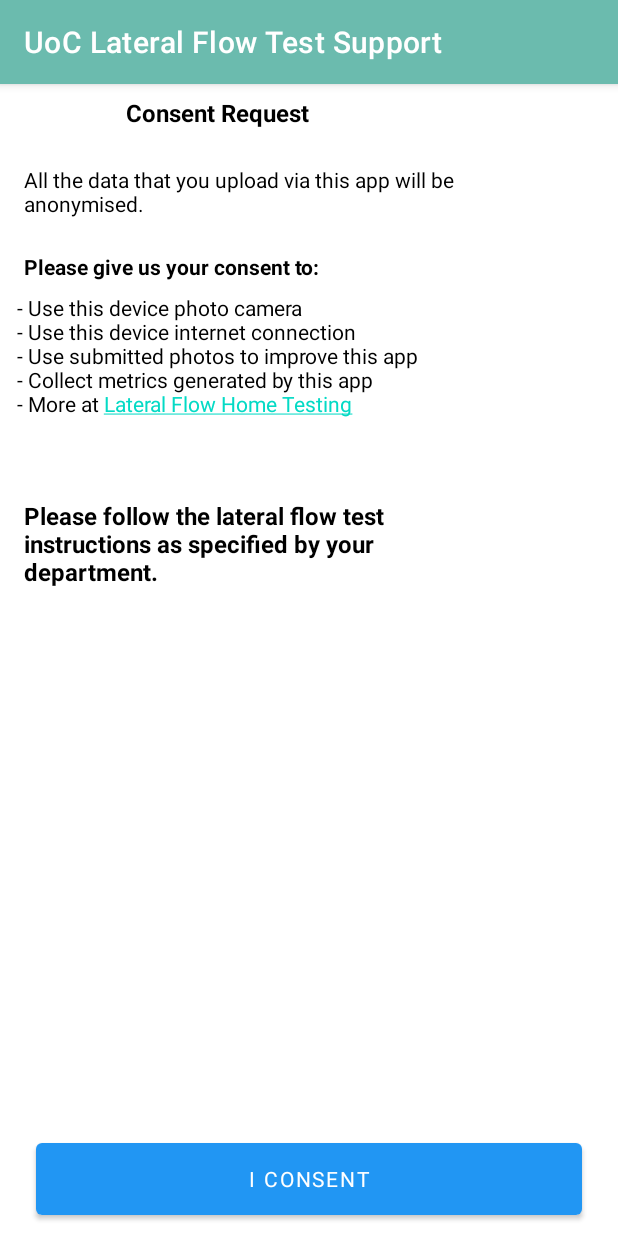
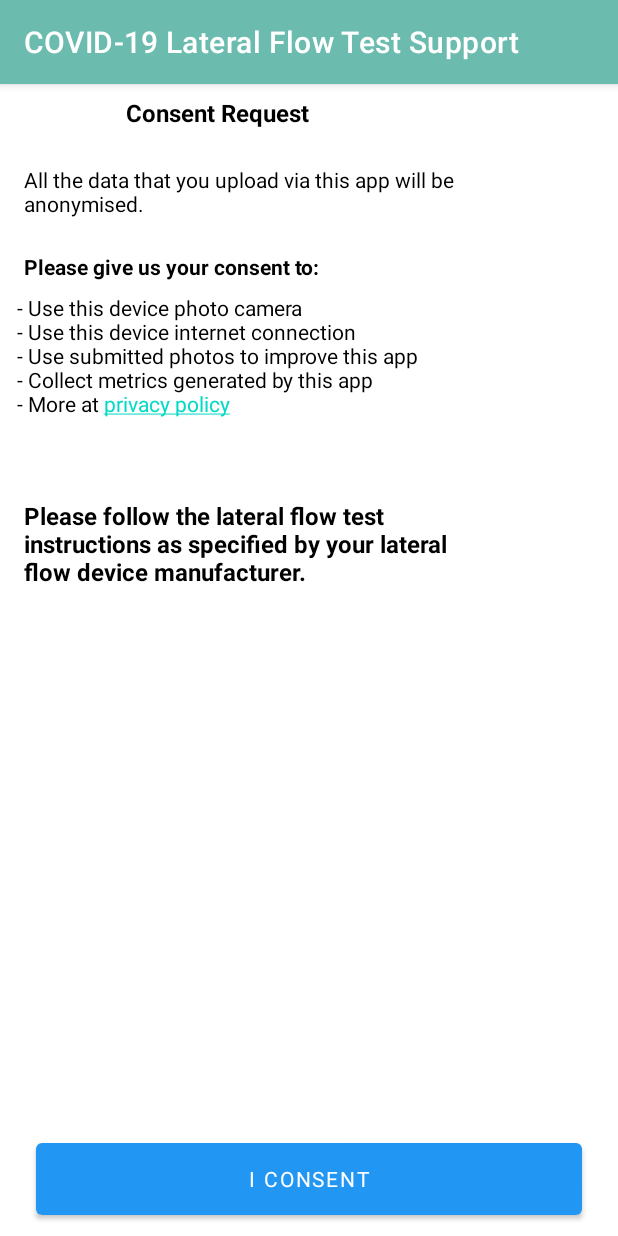
Before and after one commit to germanterrazas/Lateral-Flow-Test-UoC-Trial, an Android app: the UserRegistration screen opened directly, with no data from a screen before it, on a phone screen of 412 x 824 dp. Run offline under Robolectric (Android 15) with nearby library versions, the phone set to English and light mode, and no system bars; libraries missing offline, so code that uses them is left out: uoc.ifm.dial; Roboto replaces fonts that are not available here.

Commit message:
Commit by German Terrazas (gt401@cam.ac.uk) on 26 February 2021

```diff
--- a/app/src/main/java/uoc/ifm/dial/saamd/LFDApp/LaunchActivity.kt
+++ b/app/src/main/java/uoc/ifm/dial/saamd/LFDApp/LaunchActivity.kt
@@ -1,15 +1,19 @@
 package uoc.ifm.dial.saamd.LFDApp
 
 import android.content.Intent
-import androidx.appcompat.app.AppCompatActivity
 import android.os.Bundle
 import android.widget.Button
+import androidx.appcompat.app.AppCompatActivity
 import uoc.ifm.dial.saamd.LFDApp.util.Constants
 import uoc.ifm.dial.saamd.LFDApp.util.SharedPreferences
 
 class LaunchActivity : AppCompatActivity() {
     override fun onCreate(savedInstanceState: Bundle?) {
         super.onCreate(savedInstanceState)
+        try {
+            this.supportActionBar!!.hide()
+        } catch (e: NullPointerException) {
+        }
         setContentView(R.layout.activity_launch)
 
         val sharedPreference = SharedPreferences(this)
--- a/app/src/main/res/layout-xxhdpi/activity_user_registration.xml
+++ b/app/src/main/res/layout-xxhdpi/activity_user_registration.xml
@@ -81,16 +81,20 @@
 
     <TextView
         android:id="@+id/textView6"
-        android:layout_width="362dp"
-        android:layout_height="57dp"
+        android:layout_width="323dp"
+        android:layout_height="74dp"
         android:layout_marginStart="16dp"
         android:layout_marginLeft="16dp"
-        android:layout_marginTop="52dp"
+        android:layout_marginTop="56dp"
+        android:layout_marginEnd="16dp"
+        android:layout_marginRight="16dp"
         android:fontFamily="@font/roboto"
         android:text="@string/label_instructions"
         android:textColor="@color/black"
-        android:textSize="17dp"
+        android:textSize="20sp"
         android:textStyle="bold"
+        app:layout_constraintEnd_toEndOf="parent"
+        app:layout_constraintHorizontal_bias="0.49"
         app:layout_constraintStart_toStartOf="parent"
         app:layout_constraintTop_toBottomOf="@+id/textView4" />
 
--- a/app/src/main/res/values/strings.xml
+++ b/app/src/main/res/values/strings.xml
@@ -1,5 +1,5 @@
 <resources>
-    <string name="app_name">UoC Lateral Flow Test Support</string>
+    <string name="app_name">COVID-19 Lateral Flow Test Support</string>
     <string name="cam_button">CAMERA</string>
     <string name="process_button">NEXT</string>
     <string name="covid19_label">COVID-19 Test</string>
@@ -14,7 +14,7 @@
 
     <string name="next_button">NEXT</string>
     <string name="start_button">START</string>
-    <string name="label_launch">This app is designed to be used with specific COVID-19 lateral flow devices to assess how well interprets lateral flow test photos.</string>
+    <string name="label_launch">This app collects reference information from specific COVID-19 lateral flow tests to help healthcare professionals use their knowledge to make a decision.</string>
 
     <string name="registration_title">Consent Request</string>
     <string name="label_on_data">All the data that you upload via this app will be anonymised.</string>
@@ -24,9 +24,9 @@
         <BR>- Use this device internet connection \n</BR>
         <BR>- Use submitted photos to improve this app \n</BR>
         <BR>- Collect metrics generated by this app \n</BR>
-        <BR>- More at <a href="https://www.cam.ac.uk/coronavirus/stay-safe-cambridge-uni/lateral-flow-testing">Lateral Flow Home Testing</a> </BR>
+        <BR>- More at <a href="https://www.ifm.eng.cam.ac.uk/research/dial/research-projects/digital-manufacturing-on-a-shoestring/covid-19-lateral-flow-test-support">privacy policy</a> </BR>
     </string>
-    <string name="label_instructions">Please follow the lateral flow test instructions as specified by your department.</string>
+    <string name="label_instructions">Please follow the lateral flow test instructions as specified by your lateral flow device manufacturer.</string>
     <string name="consent_button">I CONSENT</string>
 
     <string name="options_list">How was your test today?</string>
```
Also changed, not shown: app/src/main/res/layout-xxhdpi/activity_launch.xml (+5 -4 lines), app/src/main/res/drawable/launcher_image.jpg.
